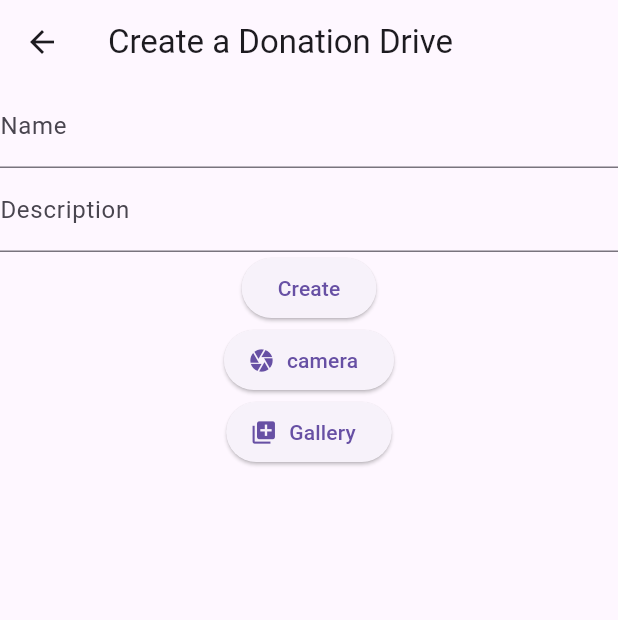
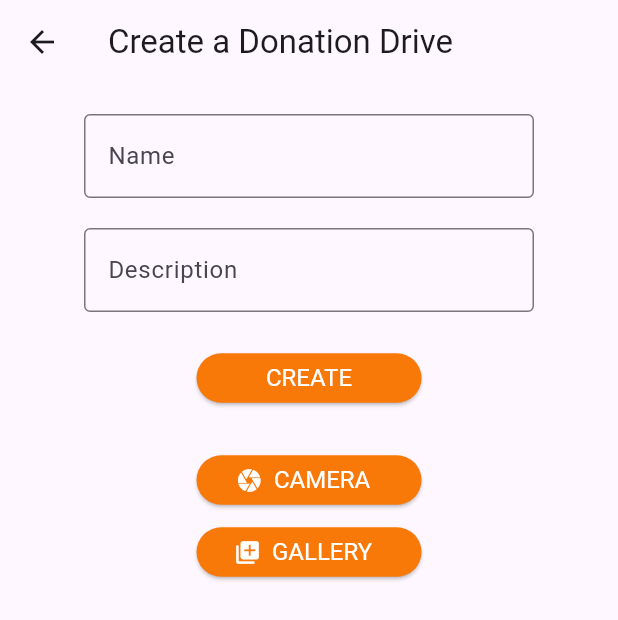
Before and after one commit to jabaleda/cmsc23-u2l-project-group1, a Flutter app: the CreateDonationDrive screen opened directly with empty values, on a phone screen of 412 x 824 dp. Shown: the top 620 px of the screen. Run offline on Flutter 3.47's test engine with Material 3 defaults, Android fonts, the phone set to English and light mode, and no system bars; our stand-ins replace cloud_firestore, file_picker, firebase_auth, firebase_core, firebase_storage, image_picker and 2 more; missing offline and left inert: dart:ffi; accounts and stored records are empty.

Commit message:
refactor: drive form styling

```diff
--- a/lib/pages/org/org_createDrive.dart
+++ b/lib/pages/org/org_createDrive.dart
@@ -75,10 +75,13 @@ class _CreateDonationDriveState extends State<CreateDonationDrive> {
       body: Form(
         key: _formKey,
         child: SingleChildScrollView(
-          child: Column(
+          child: Center(child:Column(
             children: [
-              TextFormField(
+              SizedBox(
+                width: 300,
+                child: Padding(padding: EdgeInsets.only(top: 20), child:TextFormField(
                 decoration: InputDecoration(
+                  border: OutlineInputBorder(),
                   label: Text("Name")
                 ),
                 onSaved: (val) {
@@ -89,9 +92,12 @@ class _CreateDonationDriveState extends State<CreateDonationDrive> {
                     name = value;
                   });
                 },
-              ),
-              TextFormField(
+              ))),
+              SizedBox(
+                width: 300,
+                child: Padding(padding: EdgeInsets.only(top: 20), child:TextFormField(
                 decoration: InputDecoration(
+                  border: OutlineInputBorder(),
                   label: Text("Description")
                 ),
                 onSaved: (val) {
@@ -102,8 +108,16 @@ class _CreateDonationDriveState extends State<CreateDonationDrive> {
                     desc = value;
                   });
                 },
-              ),
-              ElevatedButton(
+              ))),
+              Padding(padding: EdgeInsets.only(top: 20, bottom: 20), child: ElevatedButton(
+                style: ElevatedButton.styleFrom(
+                    backgroundColor: Color.fromRGBO(248, 120, 8, 100),
+                    foregroundColor: Colors.white,
+                    minimumSize: Size(150, 33),
+                    textStyle: TextStyle(
+                      fontSize: 16
+                    )
+                ),
                 onPressed: () async {
                   if(_formKey.currentState!.validate()){
                     _formKey.currentState!.save();
@@ -113,20 +127,36 @@ class _CreateDonationDriveState extends State<CreateDonationDrive> {
                     Navigator.pop(context);
                   }
                 },
-                child: Text("Create"),
-              ),
+                child: Text("CREATE"),
+              )),
               ElevatedButton.icon(
+                style: ElevatedButton.styleFrom(
+                    backgroundColor: Color.fromRGBO(248, 120, 8, 100),
+                    foregroundColor: Colors.white,
+                    minimumSize: Size(150, 33),
+                    textStyle: TextStyle(
+                      fontSize: 16
+                    )
+                ),
                     onPressed: () => _upload('camera'),
                     icon: const Icon(Icons.camera),
-                    label: const Text('camera')),
+                    label: const Text('CAMERA')),
               ElevatedButton.icon(
+                style: ElevatedButton.styleFrom(
+                    backgroundColor: Color.fromRGBO(248, 120, 8, 100),
+                    foregroundColor: Colors.white,
+                    minimumSize: Size(150, 33),
+                    textStyle: TextStyle(
+                      fontSize: 16
+                    )
+                ),
                     onPressed: () => _upload('gallery'),
                     icon: const Icon(Icons.library_add),
-                    label: const Text('Gallery')),
+                    label: const Text('GALLERY')),
             ],
           ),
         ),
       ),
-    );
+    ));
   }
 }
```
